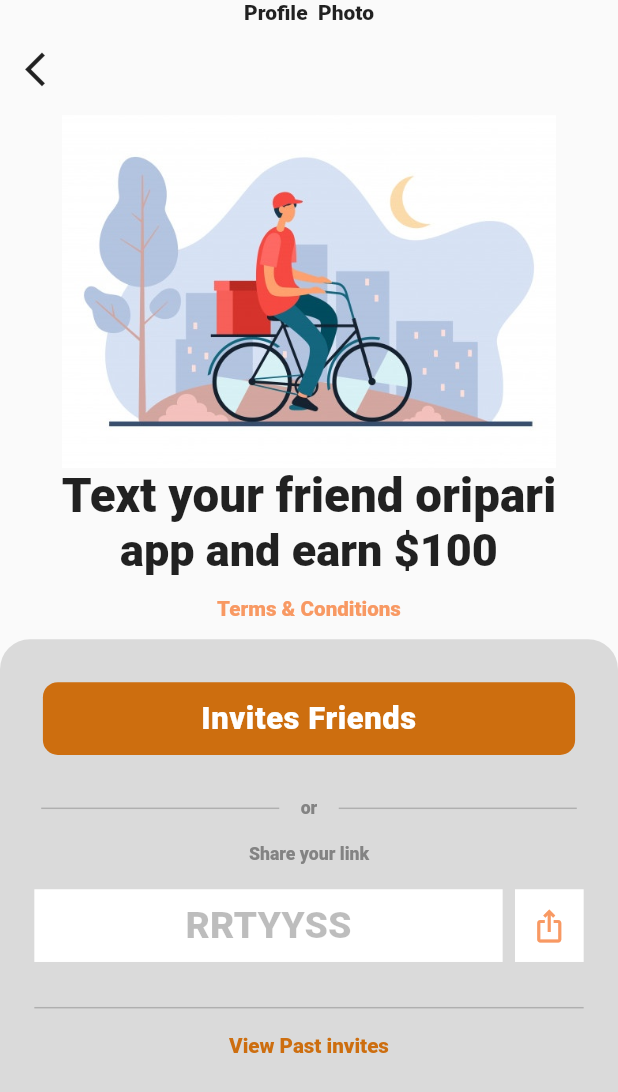
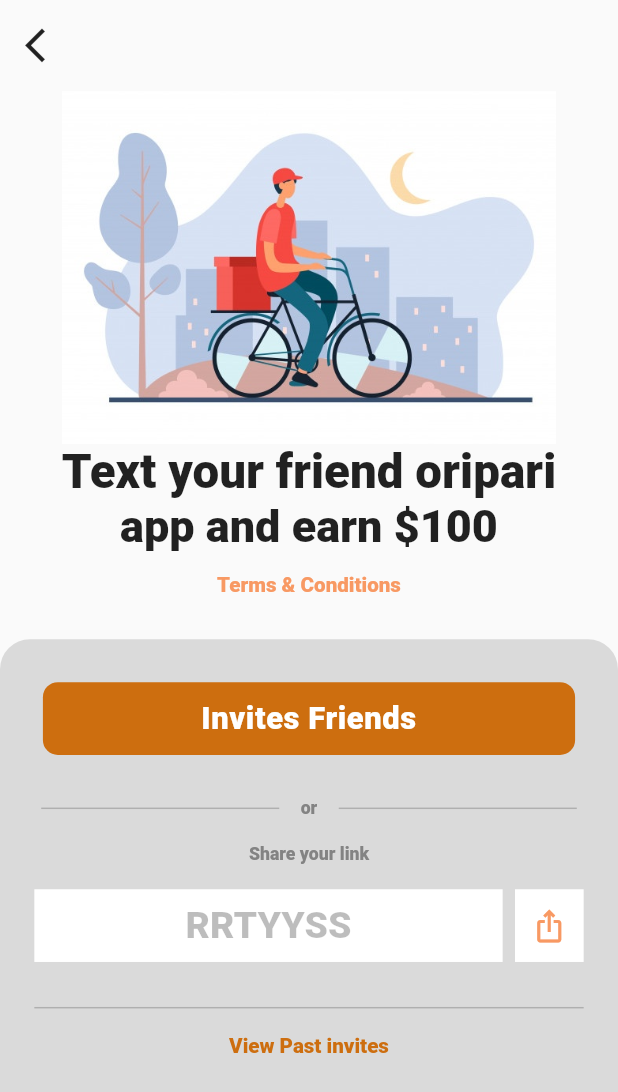
Before and after one commit to Gameofcode1/flutterproject, a Flutter app: the screen it shows after launch, after a tap on "Invite Friends", on a phone screen of 412 x 824 dp. Shown: the top 1092 px of the screen. Run offline on Flutter 3.47's test engine with Material 2 defaults, Android fonts, the phone set to English and light mode, and no system bars; our stand-ins replace carousel_slider, flutter_form_builder, font_awesome_flutter, image_picker; Roboto replaces fonts that are missing (Robotm, Robotom).

Commit message:
Profile page spacing managed

```diff
--- a/lib/profile/methods/allcard.dart
+++ b/lib/profile/methods/allcard.dart
@@ -5,8 +5,8 @@
 import 'package:myprofile/productDetail/productDetail.dart';
 import 'package:myprofile/productadd/productadd.dart';
 import 'package:myprofile/SalesForm/formscreen.dart';
+
 class CardColumn extends StatelessWidget {
-
   @override
   Widget build(BuildContext context) {
     return Container(
@@ -16,8 +16,8 @@
               icons: FontAwesomeIcons.passport,
               text: "Change Password",
               nexticons: Icons.arrow_forward),
-          TextButton(
-            onPressed: () {
+          GestureDetector(
+            onTap: () {
               Navigator.push(context,
                   MaterialPageRoute(builder: (context) => ProductDetail()));
             },
@@ -26,8 +26,8 @@
                 text: "Purchases History",
                 nexticons: Icons.arrow_forward),
           ),
-          TextButton(
-            onPressed: () {
+          GestureDetector(
+            onTap: () {
               Navigator.push(context,
                   MaterialPageRoute(builder: (context) => ProductAdd()));
             },
@@ -36,8 +36,8 @@
                 text: "Help & Support",
                 nexticons: Icons.arrow_forward),
           ),
-          TextButton(
-            onPressed: () {
+          GestureDetector(
+            onTap: () {
               Navigator.push(context,
                   MaterialPageRoute(builder: (context) => Referralcode()));
             },
@@ -46,10 +46,12 @@
                 text: "Invite Friends",
                 nexticons: Icons.arrow_forward),
           ),
-          TextButton(onPressed: (){
-            Navigator.push(context,MaterialPageRoute(builder: (context)=>SlaesForm()));
-          },
-                      child: NewCard(
+          GestureDetector(
+            onTap: () {
+              Navigator.push(context,
+                  MaterialPageRoute(builder: (context) => SlaesForm()));
+            },
+            child: NewCard(
                 icons: FontAwesomeIcons.signOutAlt,
                 text: "Logout",
                 nexticons: Icons.arrow_forward),
--- a/lib/profile/widgets/newcard.dart
+++ b/lib/profile/widgets/newcard.dart
@@ -14,13 +14,10 @@
   @override
   Widget build(BuildContext context) {
     final data = MediaQuery.of(context);
-    return Padding(
-      padding:  EdgeInsets.all(data.size.height/455,),
-      child: Card(
+    return Card(
+
         shape: kCardShape,
         elevation: 1.0,
-          child: Padding(
-            padding: EdgeInsets.only(top:data.size.height/165),
         child: Container(
           width: data.size.width / 1.2,
               height: data.size.height / 17,
@@ -52,8 +49,6 @@
       ],
     ),
         ),
-          ),
-        ),
       );
   }
 }
--- a/lib/referralcode/refferalcode.dart
+++ b/lib/referralcode/refferalcode.dart
@@ -16,9 +16,6 @@
               child: Container(
                 child: Column(
                   children: [
-                    Text("Profile  Photo",textAlign: TextAlign.center,),
-
-
 
                     Row(
                       children: [
@@ -71,22 +68,20 @@
                         );
                       },
                       child: Container(
-                        decoration: BoxDecoration(
-                           color: Color(0xffCD6E0F),
-                           borderRadius: BorderRadius.circular(10.0)
-
-                        ),
+                          decoration: BoxDecoration(
+                              color: Color(0xffCD6E0F),
+                              borderRadius: BorderRadius.circular(10.0)),
                           width: double.infinity,
                           height: height / 17,
                           margin: EdgeInsets.symmetric(
                               vertical: height / 40, horizontal: width / 20),
-
                           child: Center(
                             child: Text(
                               "Invites Friends",
                               textAlign: TextAlign.center,
                               style: kRefferOfferFont.copyWith(
-                                  fontSize: height /40, color: Colors.white,
+                                  fontSize: height / 40,
+                                  color: Colors.white,
                                   fontWeight: FontWeight.normal,
                                   letterSpacing: 0.4),
                             ),
@@ -182,7 +177,7 @@
                       child: Text(
                         "View Past invites",
                         style: kTermsFonts.copyWith(
-                          fontSize: height/60,
+                          fontSize: height / 60,
                           color: Color(0xffCD6E0F),
                         ),
                       ),
--- a/pubspec.yaml
+++ b/pubspec.yaml
@@ -17,6 +17,7 @@
 
   carousel_slider: ^3.0.0
   image_picker: ^0.6.3+4
+
   flutter_form_builder: ^4.0.1
 
 
```
Lines whose indentation alone changed are shown as unchanged.
